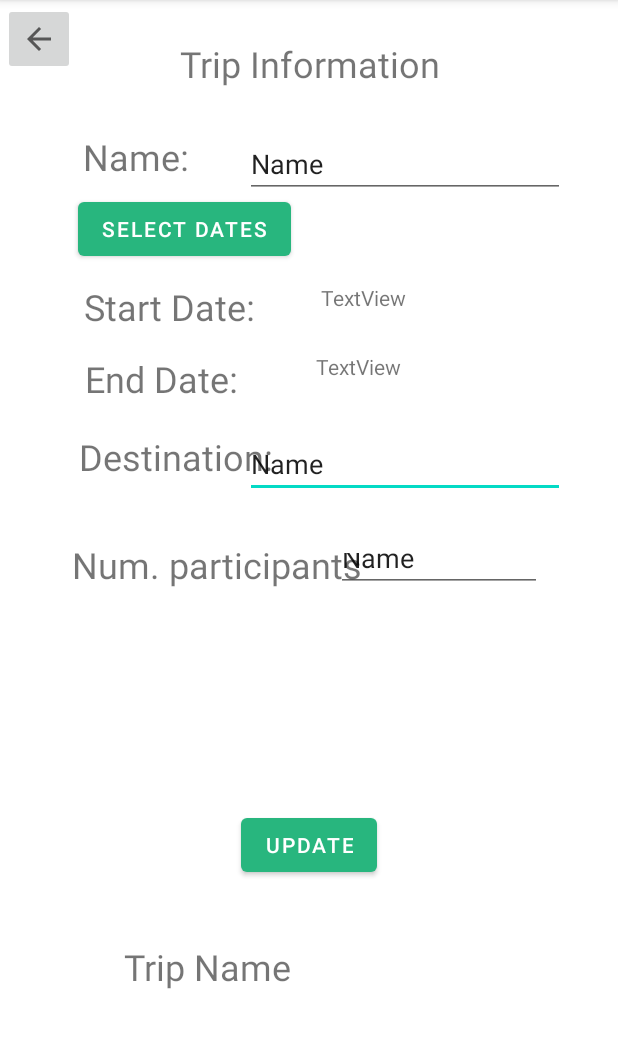
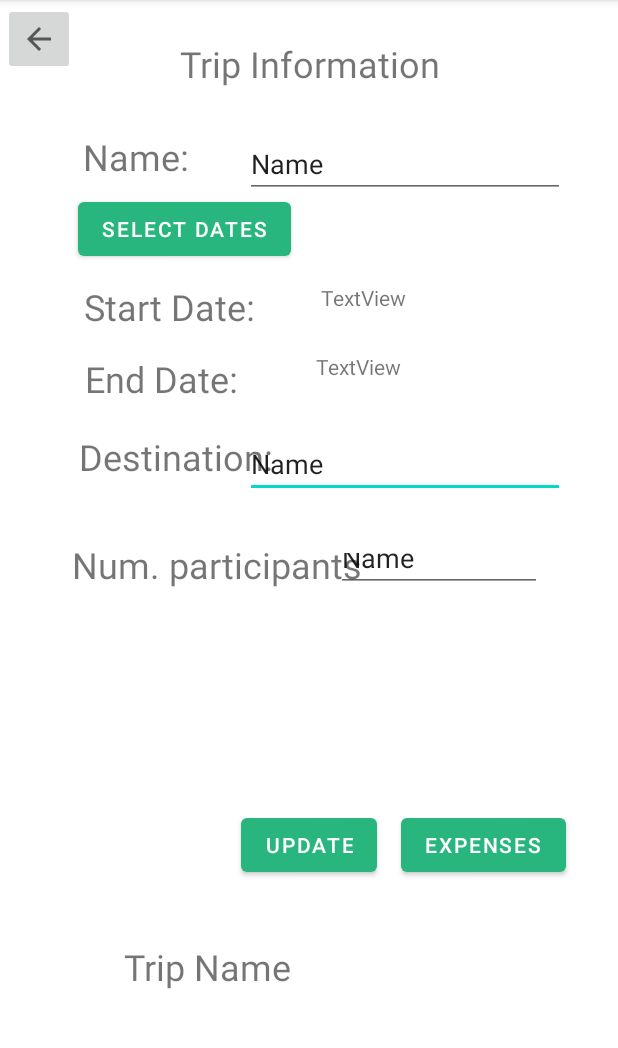
Before and after one commit to tonibosch/PlanVenture-App, an Android app: the TripInformationActivity screen opened directly, with no data from a screen before it, on a phone screen of 412 x 824 dp, the part 84-1132 px from its top. Run offline under Robolectric (Android 15) with nearby library versions, the phone set to English and light mode, and no system bars; 1 statement that could not run was skipped.

Commit message:
ADD Buttons TextView Expenses Screen

```diff
--- a/app/src/main/AndroidManifest.xml
+++ b/app/src/main/AndroidManifest.xml
@@ -13,7 +13,7 @@
         android:theme="@style/Theme.PlanVenture"
         tools:targetApi="31">
         <activity
-            android:name=".CreateExpenseActivity"
+            android:name=".ExpenseActivity"
             android:exported="false" />
         <activity
             android:name=".TripInformationActivity"
--- a/app/src/main/java/com/example/planventure/TripInformationActivity.kt
+++ b/app/src/main/java/com/example/planventure/TripInformationActivity.kt
@@ -31,6 +31,8 @@ class TripInformationActivity : AppCompatActivity() {
     private lateinit var tvStartDate: TextView
     private lateinit var tvEndDate: TextView
     private lateinit var updateTripBtn: Button
+    private lateinit var expensesBtn: Button
+
 
     private lateinit var tripService: TripService
 
@@ -52,6 +54,7 @@ class TripInformationActivity : AppCompatActivity() {
         location = findViewById(R.id.location_editText_tripInformation)
         maxNumberOfParts = findViewById(R.id.maxPartNumber_editText_tripInformation)
         updateTripBtn = findViewById(R.id.updateTripButton)
+        expensesBtn = findViewById(R.id.ExpensesButton)
 
         tripName.text = Editable.Factory.getInstance().newEditable(trip?.getName())
 
@@ -64,7 +67,10 @@ class TripInformationActivity : AppCompatActivity() {
             datePicker.showDateRangePicker()
         }
 
-        updateTripBtn.text = "Update"
+        expensesBtn.setOnClickListener {
+            val intent = Intent(this, ExpenseActivity::class.java)
+            startActivity(intent)
+        }
 
         updateTripBtn.setOnClickListener {
 
--- a/app/src/main/res/layout/activity_trip_information.xml
+++ b/app/src/main/res/layout/activity_trip_information.xml
@@ -175,10 +175,23 @@
         android:layout_width="wrap_content"
         android:layout_height="wrap_content"
         android:layout_marginTop="105dp"
-        android:text="Button"
+        android:text="Update"
         app:layout_constraintBottom_toTopOf="@+id/tripName"
         app:layout_constraintEnd_toEndOf="parent"
         app:layout_constraintStart_toStartOf="parent"
         app:layout_constraintTop_toBottomOf="@+id/textView9" />
 
+    <Button
+        android:id="@+id/ExpensesButton"
+        android:layout_width="wrap_content"
+        android:layout_height="wrap_content"
+        android:layout_marginTop="105dp"
+        android:text="Expenses"
+        app:layout_constraintBottom_toTopOf="@+id/tripName"
+        app:layout_constraintEnd_toEndOf="parent"
+        app:layout_constraintHorizontal_bias="0.886"
+        app:layout_constraintStart_toStartOf="parent"
+        app:layout_constraintTop_toBottomOf="@+id/textView9"
+        app:layout_constraintVertical_bias="0.506" />
+
 </androidx.constraintlayout.widget.ConstraintLayout>
```
Also changed, not shown: app/src/main/java/com/example/planventure/CreateExpenseActivity.kt (deleted, +0 -11 lines), app/src/main/java/com/example/planventure/ExpenseActivity.kt (added, +25 -0 lines), app/src/main/res/layout/activity_create_expense.xml (+57 -1 lines).
